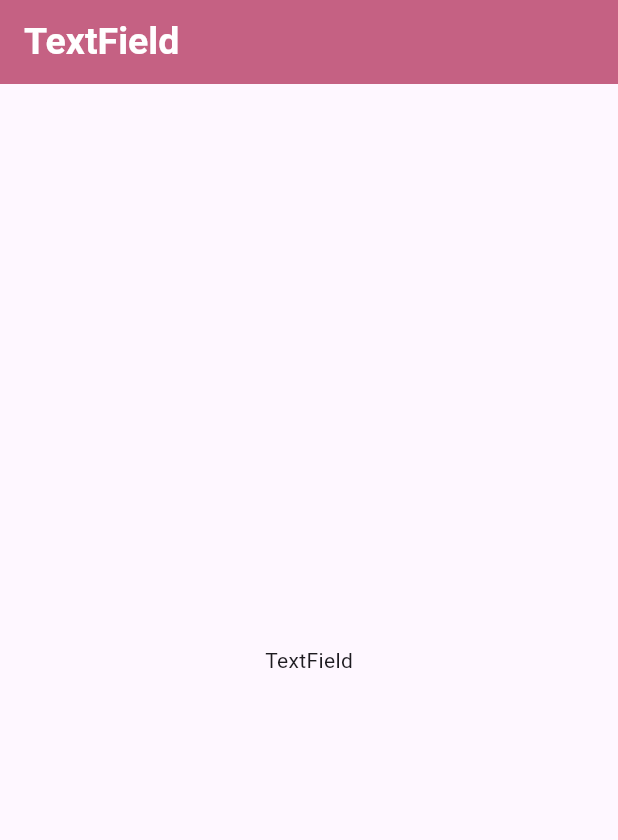
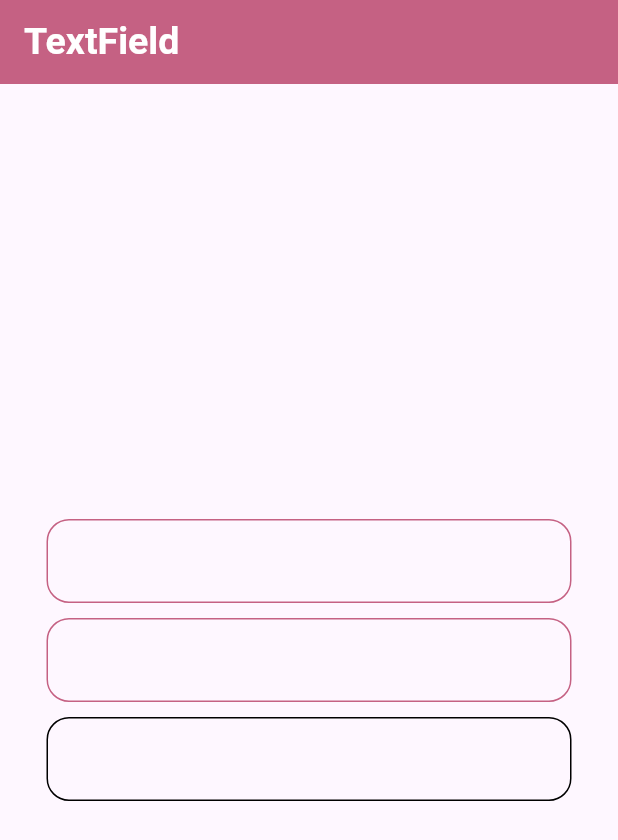
Before and after one commit to alhasann351/textfield, a Flutter app: the screen it shows after launch, on a phone screen of 412 x 824 dp. Shown: the top 840 px of the screen. Run offline on Flutter 3.47's test engine with Material 3 defaults, Android fonts, the phone set to English and light mode, and no system bars; our stand-ins replace google_fonts; Roboto replaces fonts that are missing (Abel).

Commit message:
text field added

```diff
--- a/lib/main.dart
+++ b/lib/main.dart
@@ -43,8 +43,60 @@ class _MyHomePageState extends State<MyHomePage> {
           ),
         ),
       ),
-      body: const Center(
-        child: Text('TextField'),
+      body: Center(
+        child: SizedBox(
+          width: 350,
+          child: Column(
+            mainAxisAlignment: MainAxisAlignment.center,
+            children: [
+              TextField(
+                decoration: InputDecoration(
+                  enabledBorder: OutlineInputBorder(
+                    borderRadius: BorderRadius.circular(15),
+                    borderSide: BorderSide(
+                      color: Theme.of(context).primaryColor,
+                    ),
+                  ),
+                  focusedBorder: OutlineInputBorder(
+                    borderRadius: BorderRadius.circular(15),
+                    borderSide: const BorderSide(
+                      color: Colors.green,
+                    ),
+                  ),
+                ),
+              ),
+              const SizedBox(height: 10,),
+              TextField(
+                decoration: InputDecoration(
+                  enabledBorder: OutlineInputBorder(
+                    borderRadius: BorderRadius.circular(15),
+                    borderSide: BorderSide(
+                      color: Theme.of(context).primaryColor,
+                    ),
+                  ),
+                  focusedBorder: OutlineInputBorder(
+                    borderRadius: BorderRadius.circular(15),
+                    borderSide: const BorderSide(
+                      color: Colors.green,
+                    ),
+                  ),
+                ),
+              ),
+              const SizedBox(height: 10,),
+              TextField(
+                enabled: false,
+                decoration: InputDecoration(
+                  disabledBorder: OutlineInputBorder(
+                    borderRadius: BorderRadius.circular(15),
+                    borderSide: const BorderSide(
+                      color: Colors.black,
+                    ),
+                  ),
+                ),
+              ),
+            ],
+          ),
+        ),
       ),
     );
   }
```
